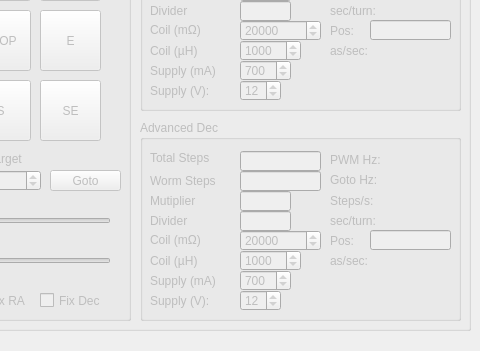
Qt form mainwindow.ui (ahp-electronics/gt-configurator) before a commit; both pictures show x 620 to 1100 and y 200 to 551 of the 1100 by 657 pixel window.
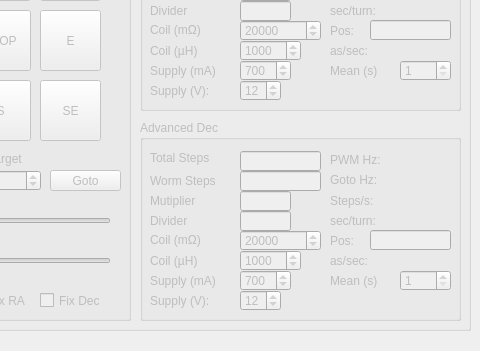
The same form after that commit.

Commit message: Add mean of slew speeds

Diff of the .ui file:
```diff
--- a/mainwindow.ui
+++ b/mainwindow.ui
@@ -1261,6 +1261,38 @@
        <string>Pos:</string>
       </property>
      </widget>
+     <widget class="QSpinBox" name="Mean_0">
+      <property name="geometry">
+       <rect>
+        <x>260</x>
+        <y>150</y>
+        <width>51</width>
+        <height>21</height>
+       </rect>
+      </property>
+      <property name="minimum">
+       <number>1</number>
+      </property>
+      <property name="maximum">
+       <number>60</number>
+      </property>
+      <property name="value">
+       <number>1</number>
+      </property>
+     </widget>
+     <widget class="QLabel" name="Rate_2">
+      <property name="geometry">
+       <rect>
+        <x>190</x>
+        <y>150</y>
+        <width>61</width>
+        <height>21</height>
+       </rect>
+      </property>
+      <property name="text">
+       <string>Mean (s)</string>
+      </property>
+     </widget>
     </widget>
     <widget class="QGroupBox" name="AdvancedDec">
      <property name="enabled">
@@ -1600,6 +1632,38 @@
        <string>as/sec:</string>
       </property>
      </widget>
+     <widget class="QSpinBox" name="Mean_1">
+      <property name="geometry">
+       <rect>
+        <x>260</x>
+        <y>150</y>
+        <width>51</width>
+        <height>21</height>
+       </rect>
+      </property>
+      <property name="minimum">
+       <number>1</number>
+      </property>
+      <property name="maximum">
+       <number>60</number>
+      </property>
+      <property name="value">
+       <number>1</number>
+      </property>
+     </widget>
+     <widget class="QLabel" name="Rate_3">
+      <property name="geometry">
+       <rect>
+        <x>190</x>
+        <y>150</y>
+        <width>61</width>
+        <height>21</height>
+       </rect>
+      </property>
+      <property name="text">
+       <string>Mean (s)</string>
+      </property>
+     </widget>
     </widget>
     <widget class="QGroupBox" name="RA">
      <property name="enabled">
```
The commit also changes 2 other files.
